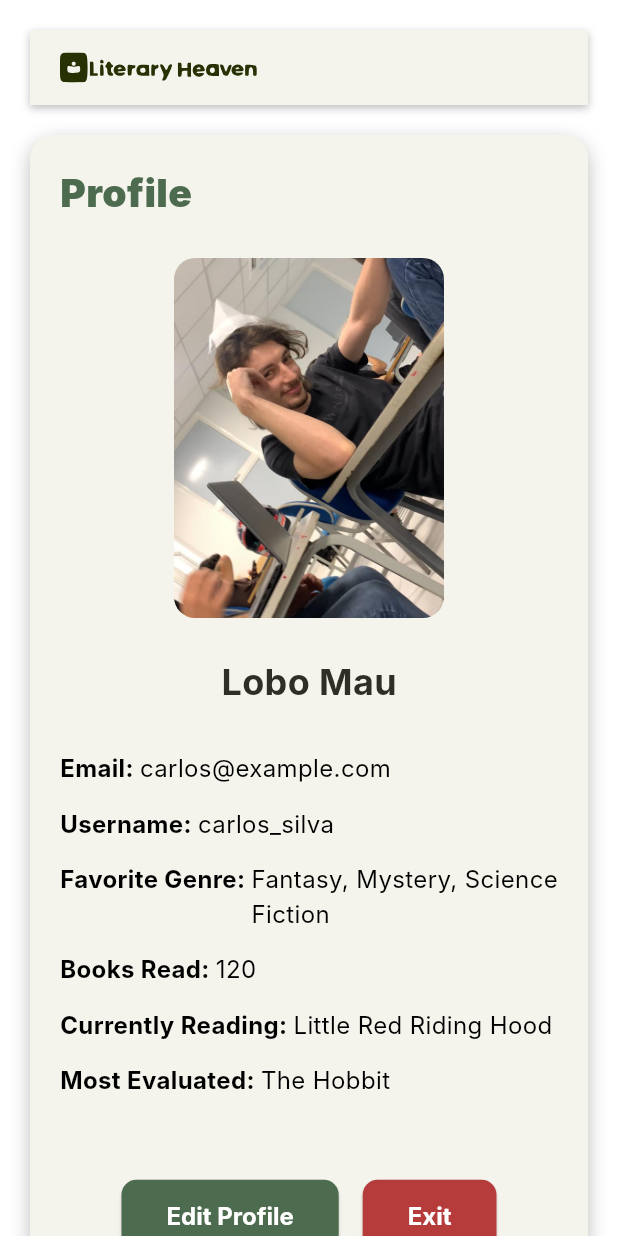
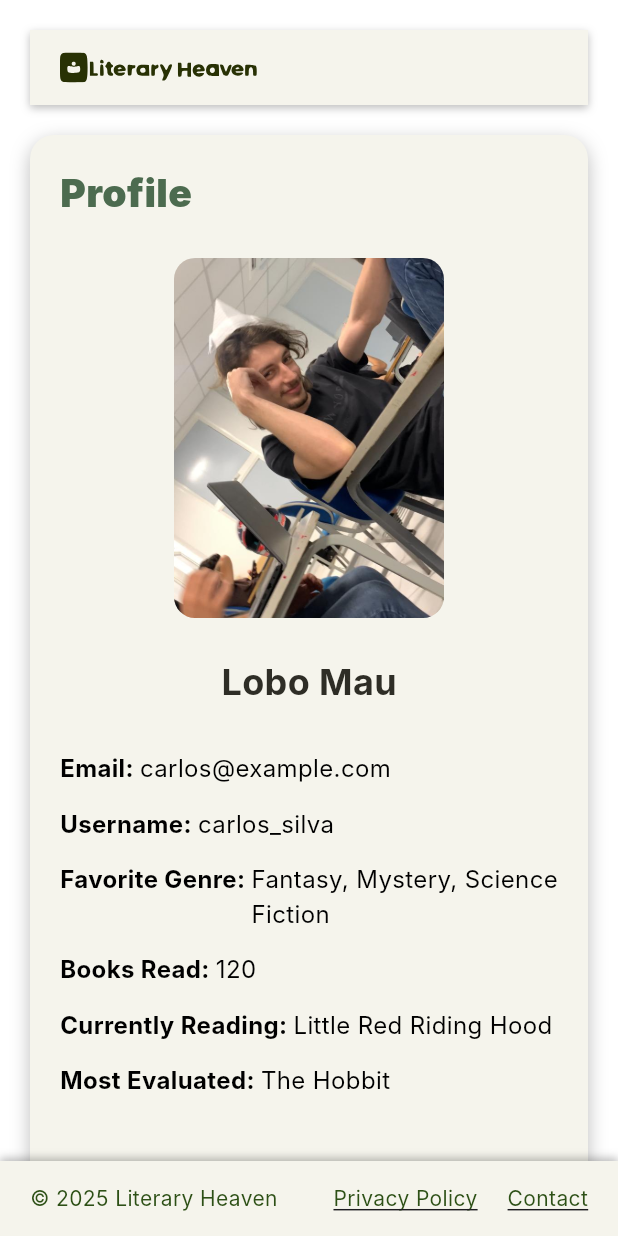
Before and after one commit to trabalho-victor/literary-heaven, a Flutter app: the ProfilePage screen opened directly, on a phone screen of 412 x 824 dp. Run offline on Flutter 3.47's test engine with Material 3 defaults, Android fonts, the phone set to English and light mode, and no system bars; our stand-ins replace cloud_firestore, flutter_svg; accounts and stored records are empty; Roboto replaces fonts that are missing (Inter).

Commit message:
feat: Contact e footer

```diff
--- a/lib/screens/profile.dart
+++ b/lib/screens/profile.dart
@@ -1,5 +1,6 @@
 import 'package:flutter/material.dart';
 import 'package:literary_heaven/widgets/header.dart';
+import 'package:literary_heaven/widgets/footer.dart';
 
 class ProfilePage extends StatelessWidget {
   const ProfilePage({super.key});
@@ -13,6 +14,7 @@ class ProfilePage extends StatelessWidget {
 
     return Scaffold(
       backgroundColor: Colors.white,
+      bottomNavigationBar: const AppFooter(),
       body: SafeArea(
         child: SingleChildScrollView(
           padding: const EdgeInsets.all(20),
--- /dev/null
+++ b/lib/widgets/footer.dart
@@ -0,0 +1,67 @@
+import 'package:flutter/material.dart';
+
+class AppFooter extends StatelessWidget {
+  const AppFooter({super.key});
+
+  @override
+  Widget build(BuildContext context) {
+    const cream = Color(0xFFF5F4EC);
+    const darkGreen = Color(0xFF2D5016);
+
+    return Container(
+      height: 50,
+      width: double.infinity,
+      padding: const EdgeInsets.symmetric(horizontal: 20),
+      decoration: const BoxDecoration(
+        color: cream,
+        boxShadow: [
+          BoxShadow(
+            color: Colors.black26,
+            blurRadius: 4,
+            offset: Offset(0, -2),
+          ),
+        ],
+      ),
+      child: Row(
+        mainAxisAlignment: MainAxisAlignment.spaceBetween,
+        children: [
+          const Text(
+            '© 2025 Literary Heaven',
+            style: TextStyle(
+              fontFamily: 'Inter',
+              fontSize: 14,
+              fontWeight: FontWeight.w400,
+              color: darkGreen,
+            ),
+          ),
+          Row(
+            children: [
+              _footerTextLink(text: 'Privacy Policy', onTap: () {}),
+              const SizedBox(width: 20),
+              _footerTextLink(
+                text: 'Contact',
+                onTap: () => Navigator.pushNamed(context, '/contact'),
+              ),
+            ],
+          ),
+        ],
+      ),
+    );
+  }
+
+  Widget _footerTextLink({required String text, required VoidCallback onTap}) {
+    return InkWell(
+      onTap: onTap,
+      child: Text(
+        text,
+        style: const TextStyle(
+          fontFamily: 'Inter',
+          fontSize: 14,
+          fontWeight: FontWeight.w400,
+          decoration: TextDecoration.underline,
+          color: Color(0xFF2D5016),
+        ),
+      ),
+    );
+  }
+}
```
Also changed, not shown: lib/main.dart (+6 -3 lines), lib/screens/contact.dart (added, +345 -0 lines).
